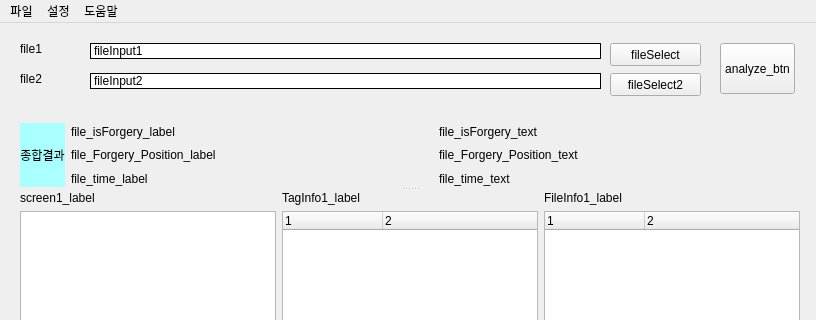
jamemanionda/2023_skku_medical, file dicom.ui: the form before one commit; both pictures show x 0 to 816 and y 0 to 320 of the 816 by 685 pixel window.
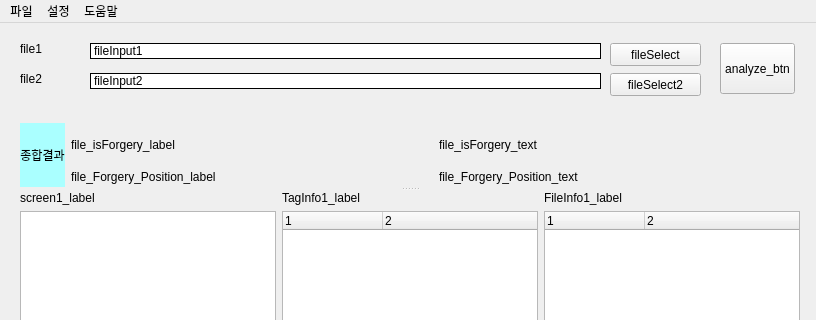
The form after the commit.

Diff of the .ui file:
```diff
--- a/dicom.ui
+++ b/dicom.ui
@@ -50,48 +50,9 @@
       <property name="horizontalSpacing">
        <number>6</number>
       </property>
-      <item row="2" column="1">
-       <widget class="QLabel" name="file_time_label">
-        <property name="text">
-         <string>file_time_label</string>
-        </property>
-       </widget>
-      </item>
-      <item row="2" column="2">
-       <widget class="QLabel" name="file_time_text">
-        <property name="text">
-         <string>file_time_text</string>
-        </property>
-       </widget>
-      </item>
-      <item row="1" column="1">
-       <widget class="QLabel" name="file_Forgery_Position_label">
-        <property name="text">
-         <string>file_Forgery_Position_label</string>
-        </property>
-       </widget>
-      </item>
-      <item row="0" column="2">
-       <widget class="QLabel" name="file_isForgery_text">
-        <property name="text">
-         <string>file_isForgery_text</string>
-        </property>
-       </widget>
-      </item>
-      <item row="1" column="2">
-       <widget class="QLabel" name="file_Forgery_Position_text">
-        <property name="text">
-         <string>file_Forgery_Position_text</string>
-        </property>
-       </widget>
-      </item>
-      <item row="0" column="1">
-       <widget class="QLabel" name="file_isForgery_label">
-        <property name="text">
-         <string>file_isForgery_label</string>
-        </property>
-       </widget>
-      </item>
+      <property name="verticalSpacing">
+       <number>0</number>
+      </property>
       <item row="0" column="0" rowspan="3">
        <widget class="QLabel" name="label_7">
         <property name="sizePolicy">
@@ -113,6 +74,34 @@
         </property>
        </widget>
       </item>
+      <item row="2" column="1">
+       <widget class="QLabel" name="file_Forgery_Position_label">
+        <property name="text">
+         <string>file_Forgery_Position_label</string>
+        </property>
+       </widget>
+      </item>
+      <item row="0" column="1" rowspan="2">
+       <widget class="QLabel" name="file_isForgery_label">
+        <property name="text">
+         <string>file_isForgery_label</string>
+        </property>
+       </widget>
+      </item>
+      <item row="2" column="2">
+       <widget class="QLabel" name="file_Forgery_Position_text">
+        <property name="text">
+         <string>file_Forgery_Position_text</string>
+        </property>
+       </widget>
+      </item>
+      <item row="0" column="2" rowspan="2">
+       <widget class="QLabel" name="file_isForgery_text">
+        <property name="text">
+         <string>file_isForgery_text</string>
+        </property>
+       </widget>
+      </item>
      </layout>
     </widget>
     <widget class="QWidget" name="gridLayoutWidget_2">
```
